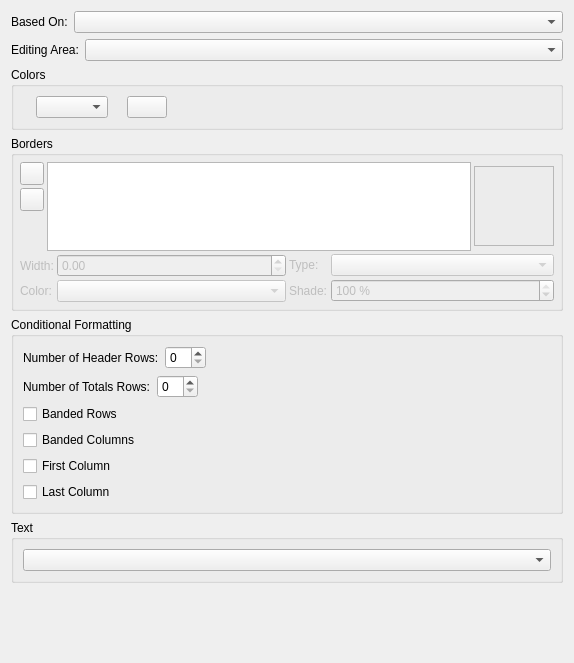
Above: scribus/ui/smtablestylewidget.ui from Mu-L/scribus before the change. Below: the same form after it.
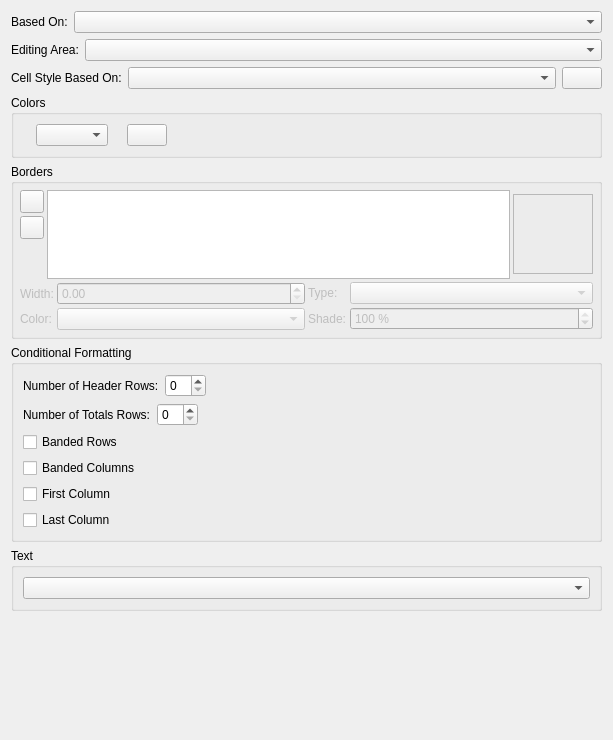
That is the form after the change. Custom widgets are drawn as their Qt base class.

Commit message: Replace synthetic conditional cell styles with context-based inheritance. Conditional table-area formatting previously registered synthetic "__cond_" cell styles in the document; this replaces that with a private per-table cell-style context chained to the document cell styles, so area cells inherit through the normal style mechanism. Adds a "based on" cell style for each conditional area, with local overrides and a reset, letting an area inherit a chosen cell style live while keeping its own overrides.

The edit to the form file:
```diff
--- a/scribus/ui/smtablestylewidget.ui
+++ b/scribus/ui/smtablestylewidget.ui
@@ -6,8 +6,8 @@
    <rect>
     <x>0</x>
     <y>0</y>
-    <width>574</width>
-    <height>663</height>
+    <width>613</width>
+    <height>740</height>
    </rect>
   </property>
   <layout class="QVBoxLayout" name="verticalLayout_3">
@@ -53,6 +53,34 @@
      </item>
     </layout>
    </item>
+   <item>
+    <layout class="QHBoxLayout" name="horizontalLayout_6">
+     <item>
+      <widget class="QLabel" name="parentLabel_2">
+       <property name="text">
+        <string>Cell Style Based On:</string>
+       </property>
+      </widget>
+     </item>
+     <item>
+      <widget class="CellStyleComboBox" name="basedOnComboBox">
+       <property name="sizePolicy">
+        <sizepolicy hsizetype="Expanding" vsizetype="Fixed">
+         <horstretch>0</horstretch>
+         <verstretch>0</verstretch>
+        </sizepolicy>
+       </property>
+      </widget>
+     </item>
+     <item>
+      <widget class="QPushButton" name="cellStyleClearButton">
+       <property name="text">
+        <string/>
+       </property>
+      </widget>
+     </item>
+    </layout>
+   </item>
    <item>
     <widget class="QGroupBox" name="smColorGroup">
      <property name="title">
@@ -586,6 +614,11 @@
    <extends>QComboBox</extends>
    <header>ui/stylecombos.h</header>
   </customwidget>
+  <customwidget>
+   <class>CellStyleComboBox</class>
+   <extends>QComboBox</extends>
+   <header>ui/stylecombos.h</header>
+  </customwidget>
  </customwidgets>
  <resources/>
  <connections/>
```
The commit also changes 14 other files.
